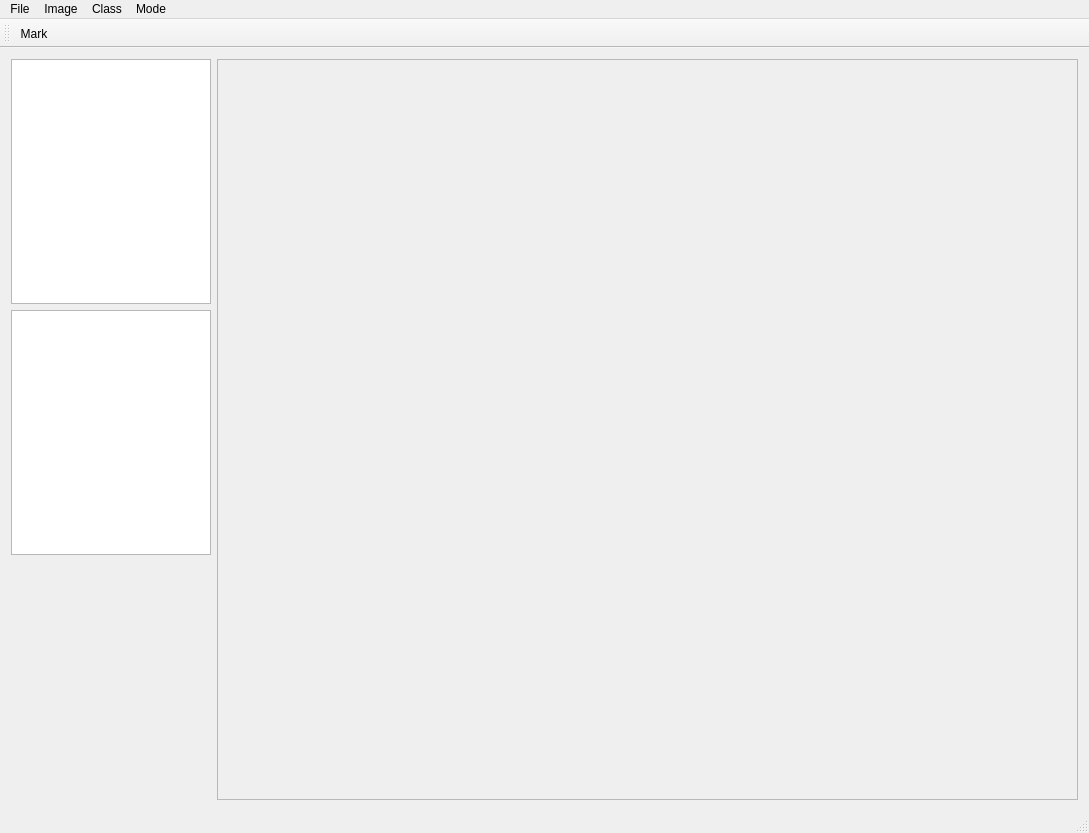
Above: Classifier2/gui.ui from vheinitz/Classifier2 before the change. Below: the same form after it.
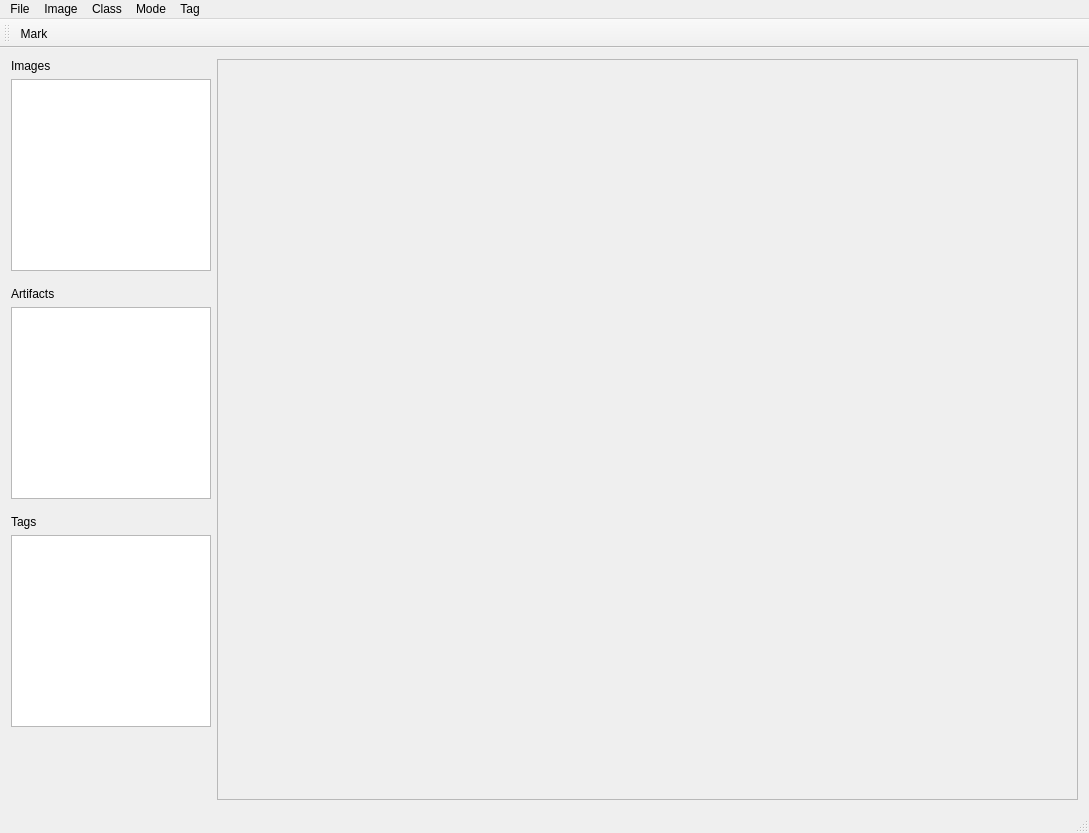
That is the form after the change.

```diff
--- a/Classifier2/gui.ui
+++ b/Classifier2/gui.ui
@@ -20,6 +20,13 @@
       <property name="sizeConstraint">
        <enum>QLayout::SetDefaultConstraint</enum>
       </property>
+      <item>
+       <widget class="QLabel" name="label">
+        <property name="text">
+         <string>Images</string>
+        </property>
+       </widget>
+      </item>
       <item>
        <widget class="QListView" name="lvFiles">
         <property name="maximumSize">
@@ -30,6 +37,29 @@
         </property>
        </widget>
       </item>
+      <item>
+       <spacer name="verticalSpacer_2">
+        <property name="orientation">
+         <enum>Qt::Vertical</enum>
+        </property>
+        <property name="sizeType">
+         <enum>QSizePolicy::Fixed</enum>
+        </property>
+        <property name="sizeHint" stdset="0">
+         <size>
+          <width>20</width>
+          <height>10</height>
+         </size>
+        </property>
+       </spacer>
+      </item>
+      <item>
+       <widget class="QLabel" name="label_2">
+        <property name="text">
+         <string>Artifacts</string>
+        </property>
+       </widget>
+      </item>
       <item>
        <widget class="QListView" name="lvClasses">
         <property name="maximumSize">
@@ -40,6 +70,39 @@
         </property>
        </widget>
       </item>
+      <item>
+       <spacer name="verticalSpacer_3">
+        <property name="orientation">
+         <enum>Qt::Vertical</enum>
+        </property>
+        <property name="sizeType">
+         <enum>QSizePolicy::Fixed</enum>
+        </property>
+        <property name="sizeHint" stdset="0">
+         <size>
+          <width>20</width>
+          <height>10</height>
+         </size>
+        </property>
+       </spacer>
+      </item>
+      <item>
+       <widget class="QLabel" name="label_3">
+        <property name="text">
+         <string>Tags</string>
+        </property>
+       </widget>
+      </item>
+      <item>
+       <widget class="QListView" name="lvTags">
+        <property name="maximumSize">
+         <size>
+          <width>200</width>
+          <height>16777215</height>
+         </size>
+        </property>
+       </widget>
+      </item>
       <item>
        <spacer name="verticalSpacer">
         <property name="orientation">
@@ -97,7 +160,7 @@
      <x>0</x>
      <y>0</y>
      <width>1089</width>
-     <height>21</height>
+     <height>26</height>
     </rect>
    </property>
    <widget class="QMenu" name="menuFile">
@@ -130,10 +193,19 @@
     </property>
     <addaction name="actionMark"/>
    </widget>
+   <widget class="QMenu" name="menuTag">
+    <property name="title">
+     <string>Tag</string>
+    </property>
+    <addaction name="actionAddTag"/>
+    <addaction name="actionEditTag"/>
+    <addaction name="actionRemoveTag"/>
+   </widget>
    <addaction name="menuFile"/>
    <addaction name="menuImage"/>
    <addaction name="menuClass"/>
    <addaction name="menuMode"/>
+   <addaction name="menuTag"/>
   </widget>
   <widget class="QToolBar" name="mainToolBar">
    <attribute name="toolBarArea">
```
Left out of the diff: 39 changed lines with no effect on the pictures.
